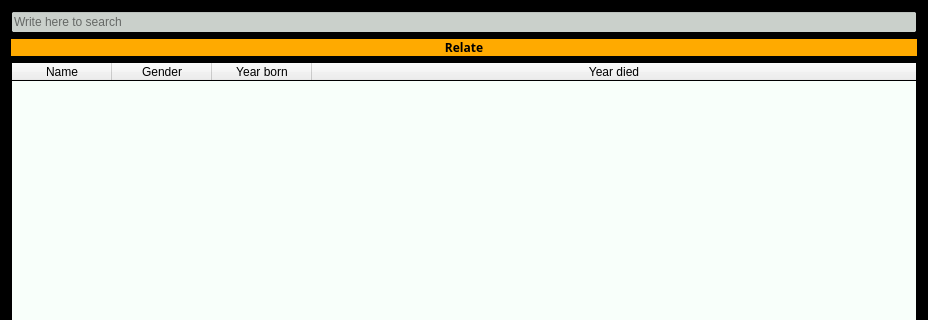
stefanv15/verklegtNamskeid_skil3, file scientistswindow.ui: the form before one commit; both pictures show x 0 to 928 and y 0 to 320 of the 928 by 481 pixel window.
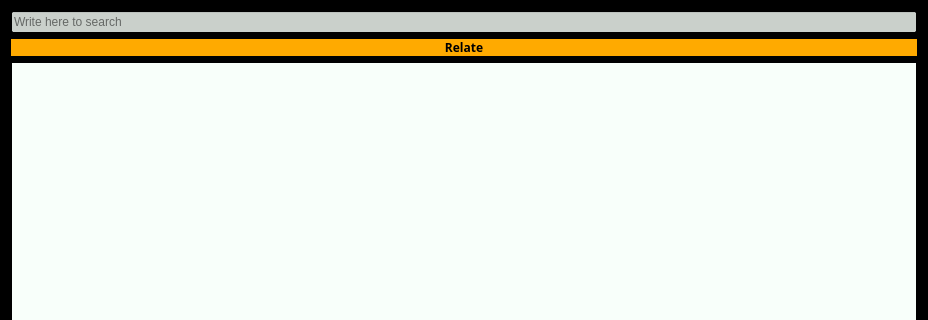
The form after the commit.

```diff
--- a/scientistswindow.ui
+++ b/scientistswindow.ui
@@ -221,26 +221,6 @@
      <attribute name="horizontalHeaderStretchLastSection">
       <bool>true</bool>
      </attribute>
-     <column>
-      <property name="text">
-       <string>Name</string>
-      </property>
-     </column>
-     <column>
-      <property name="text">
-       <string>Gender</string>
-      </property>
-     </column>
-     <column>
-      <property name="text">
-       <string>Year born</string>
-      </property>
-     </column>
-     <column>
-      <property name="text">
-       <string>Year died</string>
-      </property>
-     </column>
     </widget>
    </item>
    <item>
```
